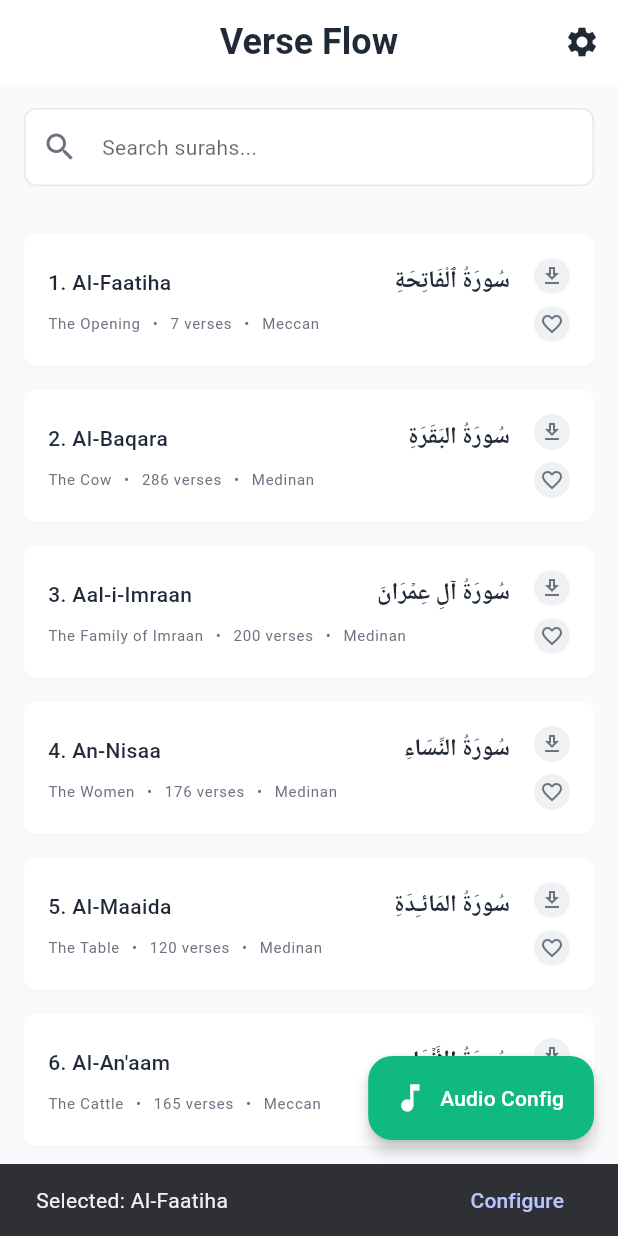
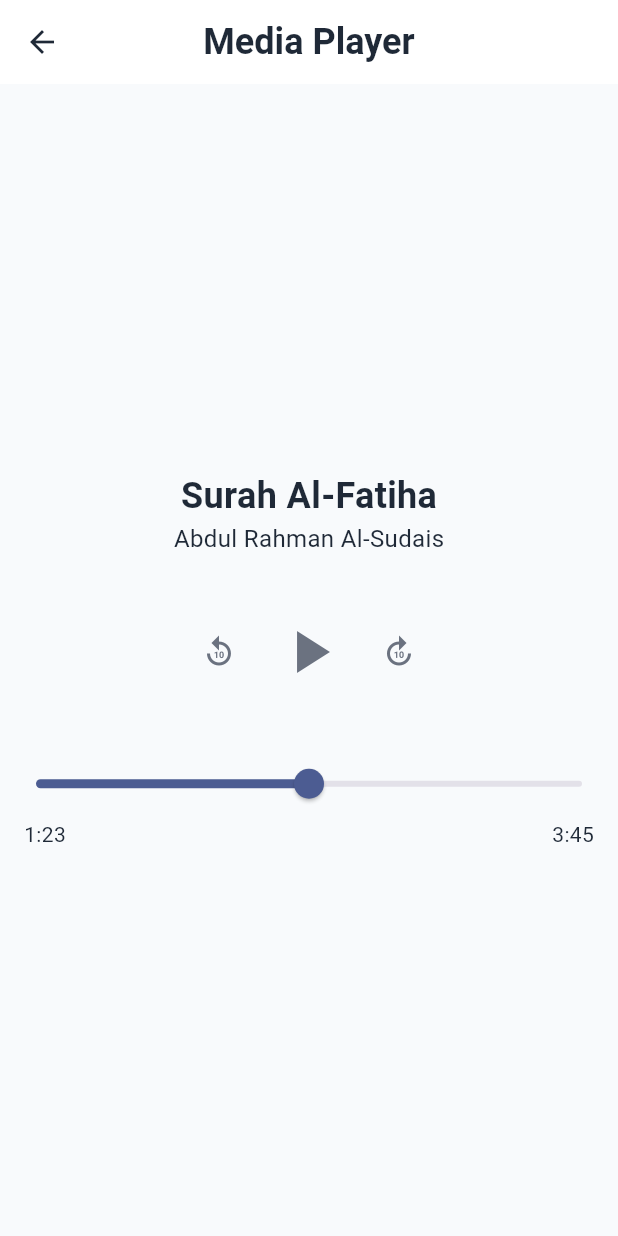
Before and after one commit to imthath-m/verse_flow_client, a Flutter app: the screen it shows after launch, after a tap on an icon or button, on a phone screen of 412 x 824 dp. Run offline on Flutter 3.47's test engine with Material 3 defaults, Android fonts, the light colour scheme and no system bars; our stand-ins replace dio, shared_preferences; Roboto replaces fonts that are missing (Noto Naskh Arabic).

Commit message:
dummy media player

```diff
--- a/lib/main.dart
+++ b/lib/main.dart
@@ -1,5 +1,6 @@
 import 'package:flutter/material.dart';
 import 'package:provider/provider.dart';
+import 'package:verse_flow_client/viewmodels/media_player_viewmodel.dart';
 import 'providers/surah_provider.dart';
 import 'screens/surah_list_screen.dart';
 import 'utils/theme.dart';
@@ -17,6 +18,7 @@ class MyApp extends StatelessWidget {
     return MultiProvider(
       providers: [
         ChangeNotifierProvider(create: (_) => SurahProvider()),
+        ChangeNotifierProvider(create: (_) => MediaPlayerViewModel()),
       ],
       child: MaterialApp(
         title: AppConstants.appName,
--- /dev/null
+++ b/lib/screens/media_player_screen.dart
@@ -0,0 +1,17 @@
+
+import 'package:flutter/material.dart';
+import 'package:verse_flow_client/widgets/media_player_widget.dart';
+
+class MediaPlayerScreen extends StatelessWidget {
+  const MediaPlayerScreen({super.key});
+
+  @override
+  Widget build(BuildContext context) {
+    return Scaffold(
+      appBar: AppBar(
+        title: const Text('Media Player'),
+      ),
+      body: const MediaPlayerWidget(),
+    );
+  }
+}
--- a/lib/screens/surah_list_screen.dart
+++ b/lib/screens/surah_list_screen.dart
@@ -1,6 +1,5 @@
 import 'package:flutter/material.dart';
 import 'package:provider/provider.dart';
-import 'package:quran_cloud/quran_cloud.dart';
 import '../providers/surah_provider.dart';
 import '../providers/surah_list_item_view_model_provider.dart';
 import '../services/storage_service.dart';
@@ -198,30 +197,9 @@ class _SurahListScreenState extends State<SurahListScreen> {
         itemBuilder: (context, index) {
           final surah = surahProvider.filteredSurahs[index];
           final viewModel = _viewModelProvider.getViewModel(surah);
-          return SurahListItem(
-            viewModel: viewModel,
-            onTap: () => _onSurahTap(surah),
-          );
+          return SurahListItem(viewModel: viewModel);
         },
       ),
     );
   }
-
-  void _onSurahTap(Surah surah) {
-    // TODO: Navigate to Audio Configuration Modal with selected surah
-    ScaffoldMessenger.of(context).showSnackBar(
-      SnackBar(
-        content: Text('Selected: ${surah.englishName}'),
-        action: SnackBarAction(
-          label: 'Configure',
-          onPressed: () {
-            // TODO: Navigate to Audio Configuration Modal
-            ScaffoldMessenger.of(context).showSnackBar(
-              const SnackBar(content: Text('Audio Configuration coming soon!')),
-            );
-          },
-        ),
-      ),
-    );
-  }
 }
--- /dev/null
+++ b/lib/viewmodels/media_player_viewmodel.dart
@@ -0,0 +1,24 @@
+
+import 'package:flutter/material.dart';
+
+class MediaPlayerViewModel extends ChangeNotifier {
+  bool _isPlaying = false;
+  double _progress = 0.5;
+  String _surahName = 'Surah Al-Fatiha';
+  String _reciterName = 'Abdul Rahman Al-Sudais';
+
+  bool get isPlaying => _isPlaying;
+  double get progress => _progress;
+  String get surahName => _surahName;
+  String get reciterName => _reciterName;
+
+  void togglePlayPause() {
+    _isPlaying = !_isPlaying;
+    notifyListeners();
+  }
+
+  void setProgress(double value) {
+    _progress = value;
+    notifyListeners();
+  }
+}
--- /dev/null
+++ b/lib/widgets/media_player_widget.dart
@@ -0,0 +1,23 @@
+
+import 'package:flutter/material.dart';
+import 'package:verse_flow_client/widgets/player_controls_widget.dart';
+import 'package:verse_flow_client/widgets/player_progress_widget.dart';
+import 'package:verse_flow_client/widgets/surah_info_widget.dart';
+
+class MediaPlayerWidget extends StatelessWidget {
+  const MediaPlayerWidget({super.key});
+
+  @override
+  Widget build(BuildContext context) {
+    return const Column(
+      mainAxisAlignment: MainAxisAlignment.center,
+      children: [
+        SurahInfoWidget(),
+        SizedBox(height: 32),
+        PlayerControlsWidget(),
+        SizedBox(height: 32),
+        PlayerProgressWidget(),
+      ],
+    );
+  }
+}
--- /dev/null
+++ b/lib/widgets/player_controls_widget.dart
@@ -0,0 +1,26 @@
+
+import 'package:flutter/material.dart';
+import 'package:provider/provider.dart';
+import 'package:verse_flow_client/viewmodels/media_player_viewmodel.dart';
+
+class PlayerControlsWidget extends StatelessWidget {
+  const PlayerControlsWidget({super.key});
+
+  @override
+  Widget build(BuildContext context) {
+    final viewModel = Provider.of<MediaPlayerViewModel>(context);
+    return Row(
+      mainAxisAlignment: MainAxisAlignment.center,
+      children: [
+        const Icon(Icons.replay_10),
+        const SizedBox(width: 16),
+        IconButton(
+          icon: Icon(viewModel.isPlaying ? Icons.pause : Icons.play_arrow, size: 48),
+          onPressed: () => viewModel.togglePlayPause(),
+        ),
+        const SizedBox(width: 16),
+        const Icon(Icons.forward_10),
+      ],
+    );
+  }
+}
--- /dev/null
+++ b/lib/widgets/player_progress_widget.dart
@@ -0,0 +1,34 @@
+
+import 'package:flutter/material.dart';
+import 'package:provider/provider.dart';
+import 'package:verse_flow_client/viewmodels/media_player_viewmodel.dart';
+
+class PlayerProgressWidget extends StatelessWidget {
+  const PlayerProgressWidget({super.key});
+
+  @override
+  Widget build(BuildContext context) {
+    final viewModel = Provider.of<MediaPlayerViewModel>(context);
+    return Column(
+      children: [
+        Slider(
+          value: viewModel.progress,
+          onChanged: (value) => viewModel.setProgress(value),
+        ),
+        const Row(
+          mainAxisAlignment: MainAxisAlignment.spaceBetween,
+          children: [
+            Padding(
+              padding: EdgeInsets.only(left: 16.0),
+              child: Text('1:23'),
+            ),
+            Padding(
+              padding: EdgeInsets.only(right: 16.0),
+              child: Text('3:45'),
+            ),
+          ],
+        ),
+      ],
+    );
+  }
+}
--- /dev/null
+++ b/lib/widgets/surah_info_widget.dart
@@ -0,0 +1,25 @@
+
+import 'package:flutter/material.dart';
+import 'package:provider/provider.dart';
+import 'package:verse_flow_client/viewmodels/media_player_viewmodel.dart';
+
+class SurahInfoWidget extends StatelessWidget {
+  const SurahInfoWidget({super.key});
+
+  @override
+  Widget build(BuildContext context) {
+    final viewModel = Provider.of<MediaPlayerViewModel>(context);
+    return Column(
+      children: [
+        Text(
+          viewModel.surahName,
+          style: const TextStyle(fontSize: 24, fontWeight: FontWeight.bold),
+        ),
+        Text(
+          viewModel.reciterName,
+          style: const TextStyle(fontSize: 16),
+        ),
+      ],
+    );
+  }
+}
--- a/lib/widgets/surah_list_item.dart
+++ b/lib/widgets/surah_list_item.dart
@@ -1,16 +1,15 @@
 import 'package:flutter/material.dart';
 import '../utils/constants.dart';
 import '../viewmodels/surah_list_item_viewmodel.dart';
+import '../screens/media_player_screen.dart';
 
 class SurahListItem extends StatelessWidget {
   final SurahListItemViewModel viewModel;
-  final VoidCallback? onTap;
   final bool showDownloadStatus;
 
   const SurahListItem({
     super.key,
     required this.viewModel,
-    this.onTap,
     this.showDownloadStatus = true,
   });
 
@@ -21,7 +20,12 @@ class SurahListItem extends StatelessWidget {
 
     return Card(
       child: InkWell(
-        onTap: onTap,
+        onTap: () {
+          Navigator.push(
+            context,
+            MaterialPageRoute(builder: (context) => const MediaPlayerScreen()),
+          );
+        },
         borderRadius: BorderRadius.circular(AppConstants.radiusMedium),
         child: Padding(
           padding: const EdgeInsets.all(AppConstants.paddingMedium),
--- a/pubspec.yaml
+++ b/pubspec.yaml
@@ -36,7 +36,7 @@ dependencies:
   cupertino_icons: ^1.0.8
 
   # State management
-  provider: ^6.1.2
+  provider: ^6.1.5+1
 
   # Local storage
   shared_preferences: ^2.2.3
```
